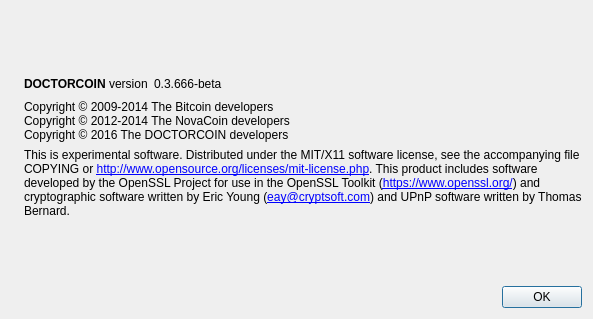
Above: src/qt/forms/aboutdialog.ui from DoctorCoinNet/DoctorCoin before the change. Below: the same form after it.
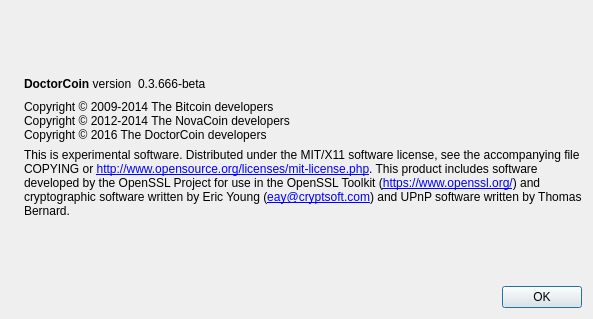
That is the form after the change. Icons and pictures are not drawn.

Patch:
```diff
--- a/src/qt/forms/aboutdialog.ui
+++ b/src/qt/forms/aboutdialog.ui
@@ -50,7 +50,7 @@
           <cursorShape>IBeamCursor</cursorShape>
          </property>
          <property name="text">
-          <string>&lt;b&gt;DOCTORCOIN&lt;/b&gt; version</string>
+          <string>&lt;b&gt;DoctorCoin&lt;/b&gt; version</string>
          </property>
          <property name="textInteractionFlags">
           <set>Qt::LinksAccessibleByMouse|Qt::TextSelectableByKeyboard|Qt::TextSelectableByMouse</set>
@@ -93,7 +93,7 @@
        <property name="text">
         <string>Copyright © 2009-2014 The Bitcoin developers
 Copyright © 2012-2014 The NovaCoin developers
-Copyright © 2016 The DOCTORCOIN developers</string>
+Copyright © 2016 The DoctorCoin developers</string>
        </property>
        <property name="textInteractionFlags">
         <set>Qt::LinksAccessibleByMouse|Qt::TextSelectableByKeyboard|Qt::TextSelectableByMouse</set>
```
Left out of the diff: 2 changed lines with no effect on the pictures.
